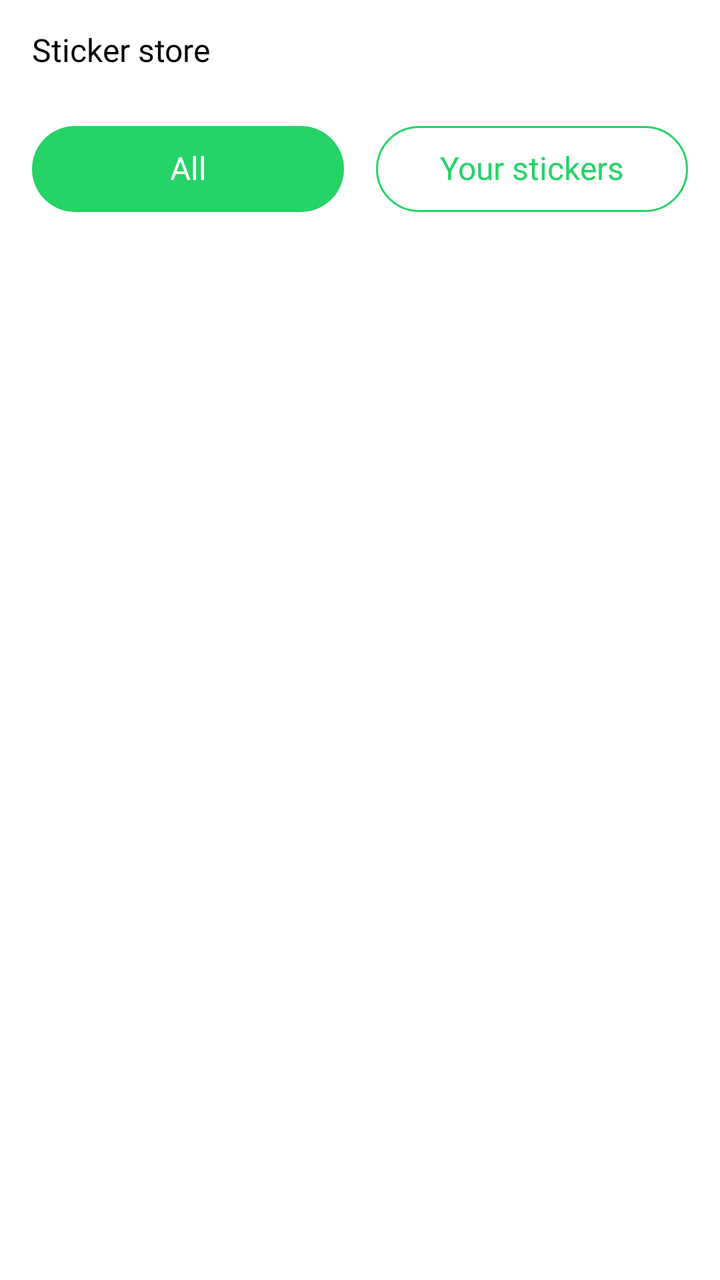
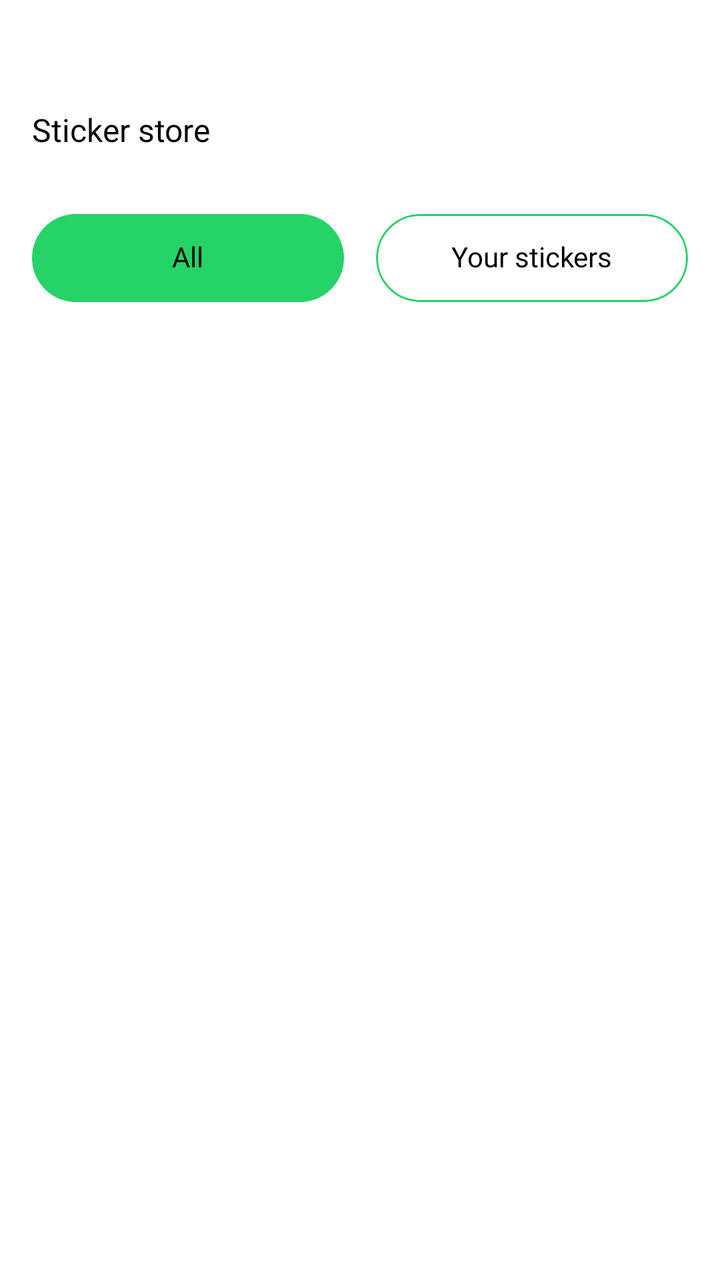

Two renders of the same Android screen: before a commit and after it. Below are the layout's source before the change and the commit's diff.
<!-- AndroidManifest.xml: application theme Theme.MyApplication -->
<!-- res/layout/fragment_stickers.xml -->
<?xml version="1.0" encoding="utf-8"?>
<androidx.constraintlayout.widget.ConstraintLayout xmlns:android="http://schemas.android.com/apk/res/android"
    xmlns:app="http://schemas.android.com/apk/res-auto"
    xmlns:tools="http://schemas.android.com/tools"
    android:layout_width="match_parent"
    android:layout_height="match_parent"
    android:background="@color/white">

    <androidx.constraintlayout.widget.ConstraintLayout
        android:id="@+id/clTopBar"
        android:layout_width="match_parent"
        android:layout_height="wrap_content"
        android:padding="@dimen/size16"
        app:layout_constraintTop_toTopOf="parent">

        <TextView
            android:id="@+id/tvTitle"
            style="@style/TextView_7"
            android:text="@string/txt_sticker_store"
            app:layout_constraintBottom_toBottomOf="parent"
            app:layout_constraintStart_toStartOf="parent"
            app:layout_constraintTop_toTopOf="parent" />

    </androidx.constraintlayout.widget.ConstraintLayout>

    <LinearLayout
        android:id="@+id/llTabs"
        android:layout_width="match_parent"
        android:layout_height="wrap_content"
        android:orientation="horizontal"
        android:paddingHorizontal="@dimen/size16"
        android:paddingVertical="@dimen/size12"
        app:layout_constraintTop_toBottomOf="@+id/clTopBar">

        <TextView
            android:id="@+id/tvAll"
            style="@style/TextView_7"
            android:layout_width="0dp"
            android:layout_height="wrap_content"
            android:layout_weight="1"
            android:background="@drawable/bg_category_selected"
            android:gravity="center"
            android:paddingVertical="@dimen/size12"
            android:text="@string/txt_all"
            android:textColor="@color/white" />

        <TextView
            android:id="@+id/tvYourStickers"
            style="@style/TextView_7"
            android:layout_width="0dp"
            android:layout_height="wrap_content"
            android:layout_marginStart="@dimen/size16"
            android:layout_weight="1"
            android:background="@drawable/bg_tab_unselected"
            android:gravity="center"
            android:paddingVertical="@dimen/size12"
            android:text="@string/txt_your_stickers"
            android:textColor="@color/col_main" />
    </LinearLayout>

    <androidx.recyclerview.widget.RecyclerView
        android:id="@+id/rvStickers"
        android:layout_width="match_parent"
        android:layout_height="0dp"
        android:paddingHorizontal="@dimen/size8"
        app:layoutManager="androidx.recyclerview.widget.GridLayoutManager"
        app:layout_constraintBottom_toBottomOf="parent"
        app:layout_constraintTop_toBottomOf="@+id/llTabs"
        app:spanCount="2"
        tools:listitem="@layout/item_sticker_pack" />

</androidx.constraintlayout.widget.ConstraintLayout>
<!-- res/layout/item_sticker_pack.xml (included above) -->
<?xml version="1.0" encoding="utf-8"?>
<com.example.myapplication.views.RoundImageView xmlns:android="http://schemas.android.com/apk/res/android"
    xmlns:app="http://schemas.android.com/apk/res-auto"
    android:layout_width="match_parent"
    android:layout_height="@dimen/size100"
    android:layout_margin="@dimen/size6"
    app:cornerRadius="@dimen/size12" />
<!-- resources referenced by this layout -->
<resources>
  <color name="col_main">#25D366</color>
  <color name="white">#FFFFFFFF</color>
  <dimen name="size100">100dp</dimen>
  <dimen name="size12">12dp</dimen>
  <dimen name="size16">16dp</dimen>
  <dimen name="size6">6dp</dimen>
  <dimen name="size8">8dp</dimen>
  <!-- drawable bg_category_selected (drawable) -->
  <?xml version="1.0" encoding="utf-8"?>
  <shape xmlns:android="http://schemas.android.com/apk/res/android"
      android:shape="rectangle">
      <solid android:color="@color/col_main" />
      <corners android:radius="100dp" />
  </shape>
  <!-- drawable bg_tab_unselected (drawable) -->
  <?xml version="1.0" encoding="utf-8"?>
  <shape xmlns:android="http://schemas.android.com/apk/res/android"
      android:shape="rectangle">
      <solid android:color="@color/white" />
      <stroke
          android:width="@dimen/size1"
          android:color="@color/col_main" />
      <corners android:radius="100dp" />
  </shape>
  <string name="txt_all">All</string>
  <string name="txt_sticker_store">Sticker store</string>
  <string name="txt_your_stickers">Your stickers</string>
  <style name="TextView_7">
          <item name="android:layout_width">wrap_content</item>
          <item name="android:layout_height">wrap_content</item>
          <item name="android:includeFontPadding">false</item>
          <item name="android:textAllCaps">false</item>
          <item name="android:textColor">@color/black</item>
          <item name="android:fontFamily">@font/font_700</item>
          <item name="android:textSize">@dimen/size16</item>
      </style>
  <style name="Theme.MyApplication" parent="Base.Theme.MyApplication" />
  <dimen name="size1">1dp</dimen>
  <color name="black">#FF000000</color>
  <style name="Base.Theme.MyApplication" parent="Theme.Material3.DayNight.NoActionBar">
          
          <item name="colorPrimary">@color/white</item>
          <item name="colorPrimaryDark">@color/white</item>
          <item name="android:statusBarColor">@color/white</item>
          <item name="android:windowLightStatusBar">true</item>
          <item name="android:windowFullscreen">false</item>
          <item name="colorAccent">@color/black</item>
          <item name="android:splitMotionEvents">false</item>
          <item name="android:windowEnableSplitTouch">false</item>
          <item name="android:colorControlHighlight">@color/col_select</item>
          <item name="bottomSheetDialogTheme">@style/AppBottomSheetDialogTheme</item>
      </style>
  <color name="col_select">#CD666666</color>
  <style name="AppBottomSheetDialogTheme" parent="Theme.Design.Light.BottomSheetDialog">
          <item name="bottomSheetStyle">@style/AppModalStyle</item>
      </style>
  <style name="AppModalStyle" parent="Widget.Design.BottomSheet.Modal">
          <item name="android:background">@drawable/bg_border_bottom_sheet</item>
      </style>
  <!-- drawable bg_border_bottom_sheet (drawable) -->
  <?xml version="1.0" encoding="utf-8"?>
  <shape xmlns:android="http://schemas.android.com/apk/res/android"
      android:shape="rectangle">
      <corners
          android:topLeftRadius="@dimen/size24"
          android:topRightRadius="@dimen/size24" />
      <solid android:color="@color/white" />
  </shape>
  <dimen name="size24">24dp</dimen>
</resources>

<!-- the commit's change to res/layout/fragment_stickers.xml (unified diff, before → after) -->
@@ -1,8 +1,8 @@
 <?xml version="1.0" encoding="utf-8"?>
 <androidx.constraintlayout.widget.ConstraintLayout xmlns:android="http://schemas.android.com/apk/res/android"
     xmlns:app="http://schemas.android.com/apk/res-auto"
-    xmlns:tools="http://schemas.android.com/tools"
     android:layout_width="match_parent"
+    android:paddingTop="@dimen/size40"
     android:layout_height="match_parent"
     android:background="@color/white">
 
@@ -27,54 +27,67 @@
         android:id="@+id/llTabs"
         android:layout_width="match_parent"
         android:layout_height="wrap_content"
+        android:layout_marginHorizontal="@dimen/size16"
+        android:layout_marginTop="@dimen/size16"
         android:orientation="horizontal"
-        android:paddingHorizontal="@dimen/size16"
-        android:paddingVertical="@dimen/size12"
         app:layout_constraintTop_toBottomOf="@+id/clTopBar">
 
-        <TextView
-            android:id="@+id/tvAll"
-            style="@style/TextView_7"
+        <com.google.android.material.card.MaterialCardView
+            android:id="@+id/btnAll"
             android:layout_width="0dp"
-            android:layout_height="wrap_content"
+            android:layout_height="@dimen/size44"
             android:layout_weight="1"
-            android:background="@drawable/bg_category_selected"
-            android:gravity="center"
-            android:paddingVertical="@dimen/size12"
-            android:text="@string/txt_all"
-            android:textColor="@color/white" />
+            android:clickable="true"
+            android:focusable="true"
+            android:foreground="?attr/selectableItemBackground"
+            app:cardBackgroundColor="@color/col_main"
+            app:cardCornerRadius="@dimen/size30"
+            app:strokeColor="@color/col_main"
+            app:strokeWidth="@dimen/size1">
 
-        <TextView
-            android:id="@+id/tvYourStickers"
-            style="@style/TextView_7"
+            <TextView
+                android:id="@+id/tvAll"
+                style="@style/TextView_5"
+                android:layout_width="wrap_content"
+                android:layout_height="wrap_content"
+                android:layout_gravity="center"
+                android:includeFontPadding="false"
+                android:text="@string/txt_all"
+                android:textAllCaps="false" />
+        </com.google.android.material.card.MaterialCardView>
+
+        <com.google.android.material.card.MaterialCardView
+            android:id="@+id/btnYourSticker"
             android:layout_width="0dp"
-            android:layout_height="wrap_content"
+            android:layout_height="@dimen/size44"
             android:layout_marginStart="@dimen/size16"
             android:layout_weight="1"
-            android:background="@drawable/bg_tab_unselected"
-            android:gravity="center"
-            android:paddingVertical="@dimen/size12"
-            android:text="@string/txt_your_stickers"
-            android:textColor="@color/col_main" />
+            android:clickable="true"
+            android:focusable="true"
+            android:foreground="?attr/selectableItemBackground"
+            app:cardBackgroundColor="@color/white"
+            app:cardCornerRadius="@dimen/size30"
+            app:strokeColor="@color/col_main"
+            app:strokeWidth="@dimen/size1">
+
+            <TextView
+                android:id="@+id/tvYourSticker"
+                style="@style/TextView_5"
+                android:layout_width="wrap_content"
+                android:layout_height="wrap_content"
+                android:layout_gravity="center"
+                android:includeFontPadding="false"
+                android:text="@string/txt_your_stickers"
+                android:textAllCaps="false" />
+        </com.google.android.material.card.MaterialCardView>
     </LinearLayout>
 
-    <androidx.recyclerview.widget.RecyclerView
-        android:id="@+id/rvStickers"
+    <androidx.viewpager2.widget.ViewPager2
+        android:id="@+id/vpSticker"
         android:layout_width="match_parent"
         android:layout_height="0dp"
-        android:paddingHorizontal="@dimen/size8"
-        app:layoutManager="androidx.recyclerview.widget.GridLayoutManager"
+        android:layout_marginTop="@dimen/size16"
         app:layout_constraintBottom_toBottomOf="parent"
-        app:layout_constraintTop_toBottomOf="@+id/llTabs"
-        app:spanCount="2"
-        tools:listitem="@layout/item_sticker_pack" />
+        app:layout_constraintTop_toBottomOf="@+id/llTabs" />
 
 </androidx.constraintlayout.widget.ConstraintLayout>
-<!-- res/layout/item_sticker_pack.xml (included above) -->
-<?xml version="1.0" encoding="utf-8"?>
-<com.example.myapplication.views.RoundImageView xmlns:android="http://schemas.android.com/apk/res/android"
-    xmlns:app="http://schemas.android.com/apk/res-auto"
-    android:layout_width="match_parent"
-    android:layout_height="@dimen/size100"
-    android:layout_margin="@dimen/size6"
-    app:cornerRadius="@dimen/size12" />
<!-- resource entries referenced after the edit -->
@@ -2,31 +2,22 @@
 <resources>
   <color name="col_main">#25D366</color>
   <color name="white">#FFFFFFFF</color>
-  <dimen name="size100">100dp</dimen>
-  <dimen name="size12">12dp</dimen>
   <dimen name="size16">16dp</dimen>
-  <dimen name="size6">6dp</dimen>
-  <dimen name="size8">8dp</dimen>
-  <!-- drawable bg_category_selected (drawable) -->
-  <?xml version="1.0" encoding="utf-8"?>
-  <shape xmlns:android="http://schemas.android.com/apk/res/android"
-      android:shape="rectangle">
-      <solid android:color="@color/col_main" />
-      <corners android:radius="100dp" />
-  </shape>
-  <!-- drawable bg_tab_unselected (drawable) -->
-  <?xml version="1.0" encoding="utf-8"?>
-  <shape xmlns:android="http://schemas.android.com/apk/res/android"
-      android:shape="rectangle">
-      <solid android:color="@color/white" />
-      <stroke
-          android:width="@dimen/size1"
-          android:color="@color/col_main" />
-      <corners android:radius="100dp" />
-  </shape>
+  <dimen name="size30">30dp</dimen>
+  <dimen name="size40">40dp</dimen>
+  <dimen name="size44">44dp</dimen>
   <string name="txt_all">All</string>
   <string name="txt_sticker_store">Sticker store</string>
   <string name="txt_your_stickers">Your stickers</string>
+  <style name="TextView_5">
+          <item name="android:layout_width">wrap_content</item>
+          <item name="android:layout_height">wrap_content</item>
+          <item name="android:textColor">@color/black</item>
+          <item name="android:textAllCaps">false</item>
+          <item name="android:fontFamily">@font/font_500</item>
+          <item name="android:includeFontPadding">false</item>
+          <item name="android:textSize">@dimen/size14</item>
+      </style>
   <style name="TextView_7">
           <item name="android:layout_width">wrap_content</item>
           <item name="android:layout_height">wrap_content</item>
@@ -39,6 +30,7 @@
   <style name="Theme.MyApplication" parent="Base.Theme.MyApplication" />
   <dimen name="size1">1dp</dimen>
   <color name="black">#FF000000</color>
+  <dimen name="size14">14dp</dimen>
   <style name="Base.Theme.MyApplication" parent="Theme.Material3.DayNight.NoActionBar">
           
           <item name="colorPrimary">@color/white</item>
